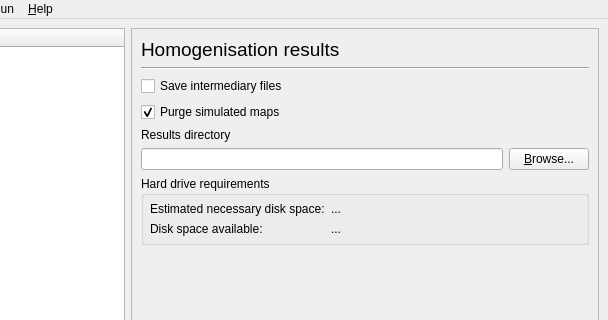
Qt form GSIMCLI/interface/gsimcli.ui (iled/gsimcli) before a commit; both pictures show x 134 to 742 and y 0 to 320 of the 742 by 660 pixel window.
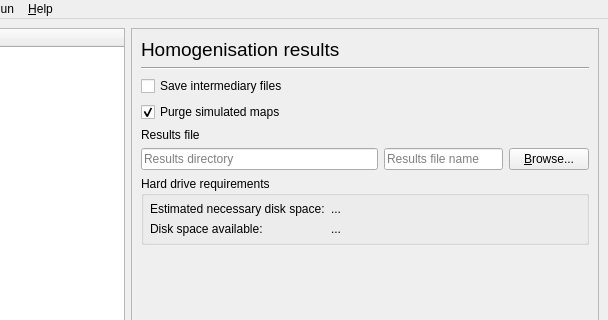
The same form after that commit. The open tabs and pages were chosen to show the change.

Commit message:
logic and ui to split results path and file name
. ui shows two fields to edit dir and file name
. ui dialog to select results dir path or file path depending on batch
networks
. increased ui default width
. method launcher accepts results file name or file full path

Patch:
```diff
--- a/GSIMCLI/interface/gsimcli.ui
+++ b/GSIMCLI/interface/gsimcli.ui
@@ -1788,14 +1788,37 @@
             <item>
              <widget class="QLabel" name="HR_labelResultsPath">
               <property name="text">
-               <string>Results directory</string>
+               <string>Results file</string>
               </property>
              </widget>
             </item>
             <item>
              <layout class="QHBoxLayout" name="horizontalLayout_17">
               <item>
-               <widget class="QLineEdit" name="HR_lineResultsPath"/>
+               <widget class="QLineEdit" name="HR_lineResultsPath">
+                <property name="sizePolicy">
+                 <sizepolicy hsizetype="Expanding" vsizetype="Fixed">
+                  <horstretch>2</horstretch>
+                  <verstretch>0</verstretch>
+                 </sizepolicy>
+                </property>
+                <property name="placeholderText">
+                 <string>Results directory</string>
+                </property>
+               </widget>
+              </item>
+              <item>
+               <widget class="QLineEdit" name="HR_lineResultsName">
+                <property name="sizePolicy">
+                 <sizepolicy hsizetype="Expanding" vsizetype="Fixed">
+                  <horstretch>1</horstretch>
+                  <verstretch>0</verstretch>
+                 </sizepolicy>
+                </property>
+                <property name="placeholderText">
+                 <string>Results file name</string>
+                </property>
+               </widget>
               </item>
               <item>
                <widget class="QPushButton" name="HR_buttonResultsPath">
```
Left out of the diff: 5 changed lines with no effect on the pictures. The commit also changes 2 other files.
